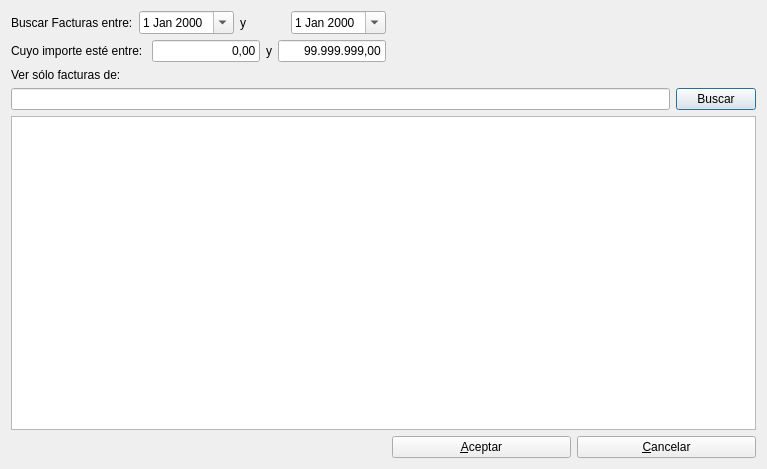
This is frmBuscarFactura.ui in arcnexus/RedFoX as Qt 5 draws it before an edit. The edited form follows.
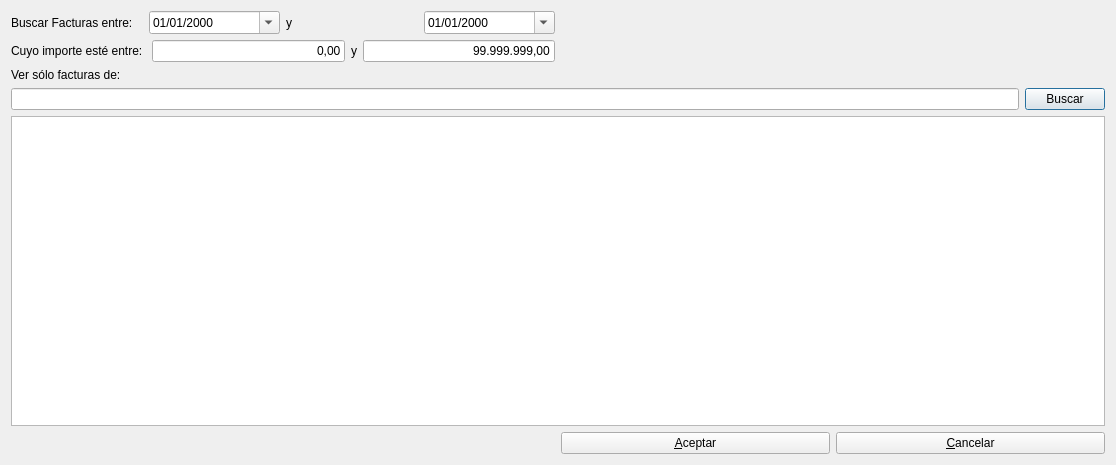
This is the edited form. Icons and pictures are not drawn.

Commit message: Arreglo bugs (error al introducir líneas en la factura con valor superior a 999) (Al guardar las facturas desaparecen las lineas) - Reparado.

What changed in the file:
```diff
--- a/frmBuscarFactura.ui
+++ b/frmBuscarFactura.ui
@@ -6,8 +6,8 @@
    <rect>
     <x>0</x>
     <y>0</y>
-    <width>767</width>
-    <height>469</height>
+    <width>1116</width>
+    <height>465</height>
    </rect>
   </property>
   <property name="windowTitle">
@@ -28,6 +28,9 @@
      </item>
      <item>
       <widget class="QDateEdit" name="FechaInicio">
+       <property name="displayFormat">
+        <string>dd/MM/yyyy</string>
+       </property>
        <property name="calendarPopup">
         <bool>true</bool>
        </property>
@@ -42,6 +45,9 @@
      </item>
      <item>
       <widget class="QDateEdit" name="FechaFin">
+       <property name="displayFormat">
+        <string>dd/MM/yyyy</string>
+       </property>
        <property name="calendarPopup">
         <bool>true</bool>
        </property>
@@ -146,6 +152,19 @@
      </property>
     </spacer>
    </item>
+   <item row="3" column="0">
+    <spacer name="horizontalSpacer_2">
+     <property name="orientation">
+      <enum>Qt::Horizontal</enum>
+     </property>
+     <property name="sizeHint" stdset="0">
+      <size>
+       <width>40</width>
+       <height>20</height>
+      </size>
+     </property>
+    </spacer>
+   </item>
   </layout>
  </widget>
  <tabstops>
```
The commit also changes 6 other files.
